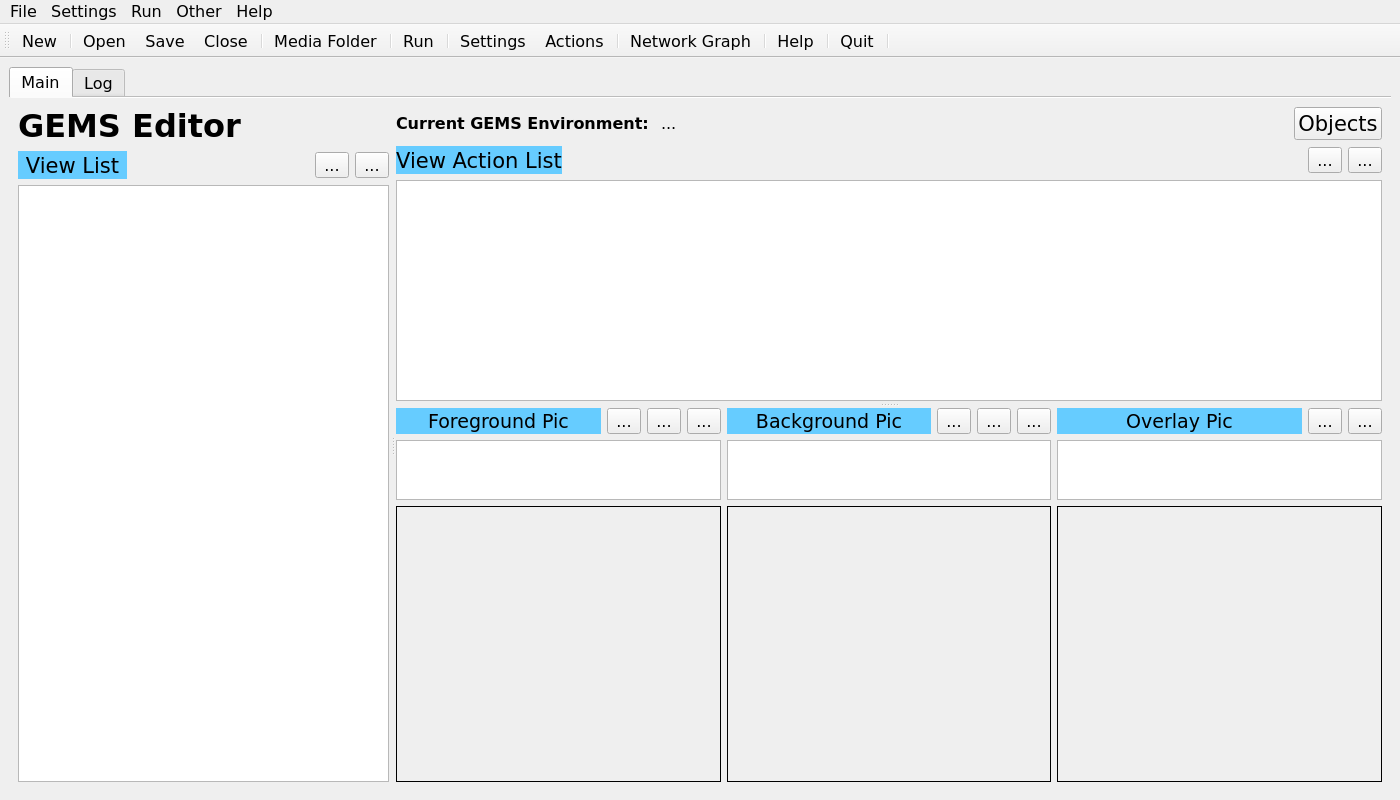
The window that gemsedit/gui/gems_window.ui (travisseymour/GEMSedit) describes before a commit, drawn with Qt 5.
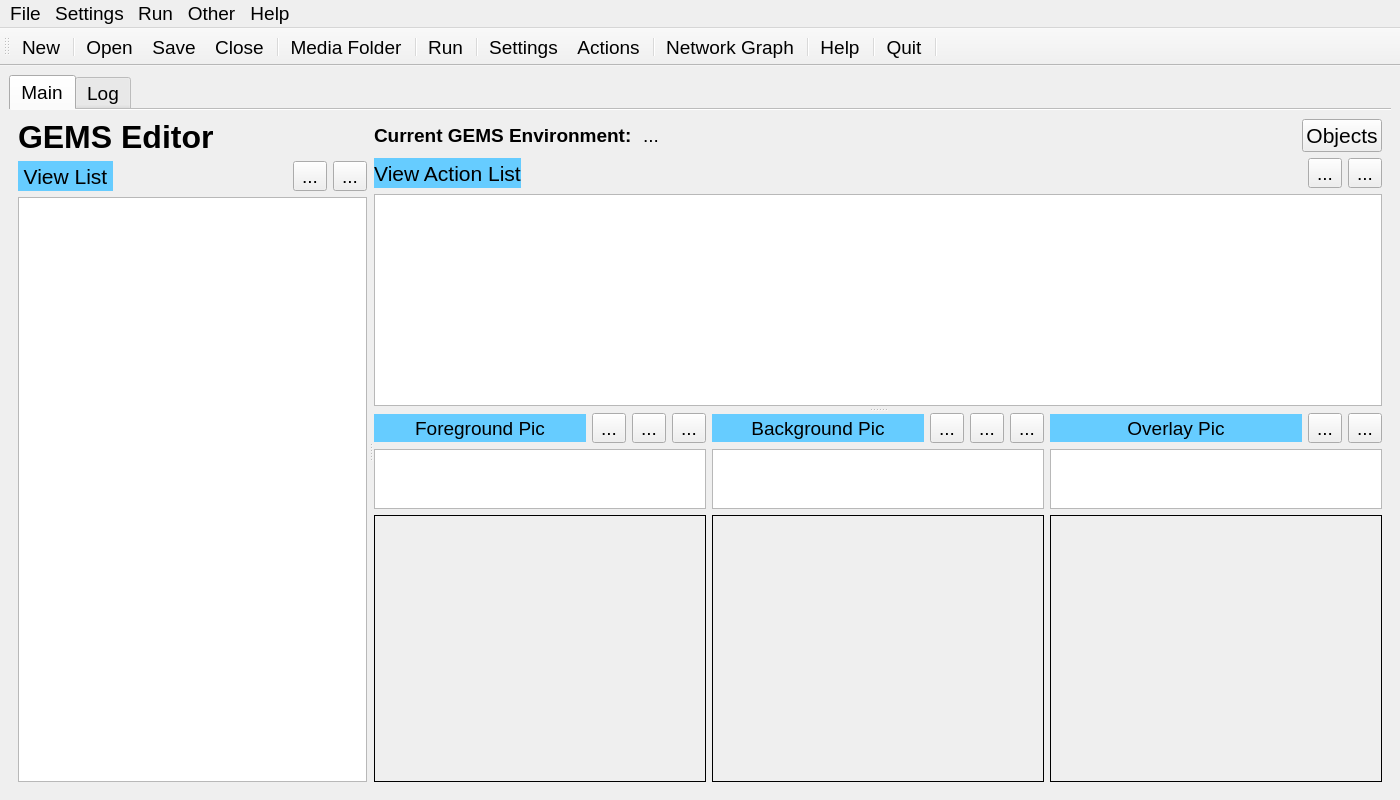
The same window after the commit. Icons and pictures are not drawn. Custom widgets are drawn as their Qt base class.

```diff
--- a/gemsedit/gui/gems_window.ui
+++ b/gemsedit/gui/gems_window.ui
@@ -30,8 +30,8 @@
   </property>
   <property name="font">
    <font>
-    <family>Verdana</family>
-    <pointsize>12</pointsize>
+    <family>Arial</family>
+    <pointsize>14</pointsize>
    </font>
   </property>
   <property name="windowTitle">
@@ -64,8 +64,8 @@
       </property>
       <property name="font">
        <font>
-        <family>Verdana</family>
-        <pointsize>12</pointsize>
+        <family>Arial</family>
+        <pointsize>14</pointsize>
        </font>
       </property>
       <property name="autoFillBackground">
@@ -108,7 +108,7 @@
              <widget class="QLabel" name="label_4">
               <property name="font">
                <font>
-                <family>Verdana</family>
+                <family>Arial</family>
                 <pointsize>16</pointsize>
                 <italic>false</italic>
                </font>
@@ -175,7 +175,7 @@
              <widget class="QLabel" name="labelAppName">
               <property name="font">
                <font>
-                <family>Verdana</family>
+                <family>Arial</family>
                 <pointsize>24</pointsize>
                 <bold>true</bold>
                </font>
@@ -207,7 +207,7 @@
               </property>
               <property name="font">
                <font>
-                <family>Verdana</family>
+                <family>Arial</family>
                 <pointsize>14</pointsize>
                 <bold>true</bold>
                </font>
@@ -296,8 +296,8 @@
                 <widget class="QLabel" name="label">
                  <property name="font">
                   <font>
-                   <family>Verdana</family>
-                   <pointsize>12</pointsize>
+                   <family>Arial</family>
+                   <pointsize>14</pointsize>
                    <italic>false</italic>
                    <bold>true</bold>
                   </font>
@@ -311,8 +311,8 @@
                 <widget class="QLabel" name="dbfilename_Label">
                  <property name="font">
                   <font>
-                   <family>Verdana</family>
-                   <pointsize>12</pointsize>
+                   <family>Arial</family>
+                   <pointsize>14</pointsize>
                   </font>
                  </property>
                  <property name="text">
@@ -337,7 +337,7 @@
                 <widget class="QPushButton" name="objectsButton">
                  <property name="font">
                   <font>
-                   <family>Verdana</family>
+                   <family>Arial</family>
                    <pointsize>16</pointsize>
                    <italic>false</italic>
                   </font>
@@ -358,7 +358,7 @@
                 <widget class="QLabel" name="label_3">
                  <property name="font">
                   <font>
-                   <family>Verdana</family>
+                   <family>Arial</family>
                    <pointsize>16</pointsize>
                    <italic>false</italic>
                   </font>
@@ -425,8 +425,8 @@
                  </property>
                  <property name="font">
                   <font>
-                   <family>Verdana</family>
-                   <pointsize>12</pointsize>
+                   <family>Arial</family>
+                   <pointsize>14</pointsize>
                   </font>
                  </property>
                  <property name="editTriggers">
@@ -473,7 +473,7 @@
                  </property>
                  <property name="font">
                   <font>
-                   <family>Verdana</family>
+                   <family>Arial</family>
                    <pointsize>14</pointsize>
                    <italic>false</italic>
                    <bold>false</bold>
@@ -548,8 +548,8 @@
                  </property>
                  <property name="font">
                   <font>
-                   <family>Verdana</family>
-                   <pointsize>12</pointsize>
+                   <family>Arial</family>
+                   <pointsize>14</pointsize>
                   </font>
                  </property>
                  <property name="readOnly">
@@ -573,8 +573,8 @@
                  </property>
                  <property name="font">
                   <font>
-                   <family>Verdana</family>
-                   <pointsize>12</pointsize>
+                   <family>Arial</family>
+                   <pointsize>14</pointsize>
                   </font>
                  </property>
                  <property name="frameShape">
@@ -599,7 +599,7 @@
                  </property>
                  <property name="font">
                   <font>
-                   <family>Verdana</family>
+                   <family>Arial</family>
                    <pointsize>14</pointsize>
                    <italic>false</italic>
                    <bold>false</bold>
@@ -674,8 +674,8 @@
                  </property>
                  <property name="font">
                   <font>
-                   <family>Verdana</family>
-                   <pointsize>12</pointsize>
+                   <family>Arial</family>
+                   <pointsize>14</pointsize>
                   </font>
                  </property>
                  <property name="readOnly">
@@ -699,8 +699,8 @@
                  </property>
                  <property name="font">
                   <font>
-                   <family>Verdana</family>
-                   <pointsize>12</pointsize>
+                   <family>Arial</family>
+                   <pointsize>14</pointsize>
                   </font>
                  </property>
                  <property name="frameShape">
@@ -725,7 +725,7 @@
                  </property>
                  <property name="font">
                   <font>
-                   <family>Verdana</family>
+                   <family>Arial</family>
                    <pointsize>14</pointsize>
                    <italic>false</italic>
                    <bold>false</bold>
@@ -786,8 +786,8 @@
                  </property>
                  <property name="font">
                   <font>
-                   <family>Verdana</family>
-                   <pointsize>12</pointsize>
+                   <family>Arial</family>
+                   <pointsize>14</pointsize>
                   </font>
                  </property>
                  <property name="readOnly">
@@ -814,8 +814,8 @@
                  </property>
                  <property name="font">
                   <font>
-                   <family>Verdana</family>
-                   <pointsize>12</pointsize>
+                   <family>Arial</family>
+                   <pointsize>14</pointsize>
                   </font>
                  </property>
                  <property name="frameShape">
@@ -920,8 +920,8 @@
    </property>
    <property name="font">
     <font>
-     <family>Verdana</family>
-     <pointsize>12</pointsize>
+     <family>Arial</family>
+     <pointsize>14</pointsize>
     </font>
    </property>
    <property name="windowTitle">
@@ -966,7 +966,7 @@
    </property>
    <property name="font">
     <font>
-     <pointsize>12</pointsize>
+     <pointsize>14</pointsize>
     </font>
    </property>
   </action>
@@ -980,7 +980,7 @@
    </property>
    <property name="font">
     <font>
-     <pointsize>12</pointsize>
+     <pointsize>14</pointsize>
     </font>
    </property>
   </action>
@@ -994,7 +994,7 @@
    </property>
    <property name="font">
     <font>
-     <pointsize>12</pointsize>
+     <pointsize>14</pointsize>
     </font>
    </property>
   </action>
@@ -1008,7 +1008,7 @@
    </property>
    <property name="font">
     <font>
-     <pointsize>12</pointsize>
+     <pointsize>14</pointsize>
     </font>
    </property>
   </action>
@@ -1025,7 +1025,7 @@
    </property>
    <property name="font">
     <font>
-     <pointsize>12</pointsize>
+     <pointsize>14</pointsize>
     </font>
    </property>
   </action>
@@ -1042,7 +1042,7 @@
    </property>
    <property name="font">
     <font>
-     <pointsize>12</pointsize>
+     <pointsize>14</pointsize>
     </font>
    </property>
   </action>
@@ -1056,7 +1056,7 @@
    </property>
    <property name="font">
     <font>
-     <pointsize>12</pointsize>
+     <pointsize>14</pointsize>
     </font>
    </property>
   </action>
@@ -1073,7 +1073,7 @@
    </property>
    <property name="font">
     <font>
-     <pointsize>12</pointsize>
+     <pointsize>14</pointsize>
     </font>
    </property>
   </action>
@@ -1090,7 +1090,7 @@
    </property>
    <property name="font">
     <font>
-     <pointsize>12</pointsize>
+     <pointsize>14</pointsize>
     </font>
    </property>
   </action>
@@ -1147,7 +1147,7 @@
    </property>
    <property name="font">
     <font>
-     <pointsize>12</pointsize>
+     <pointsize>14</pointsize>
     </font>
    </property>
   </action>
```
Left out of the diff: 4 changed lines with no effect on the pictures.
